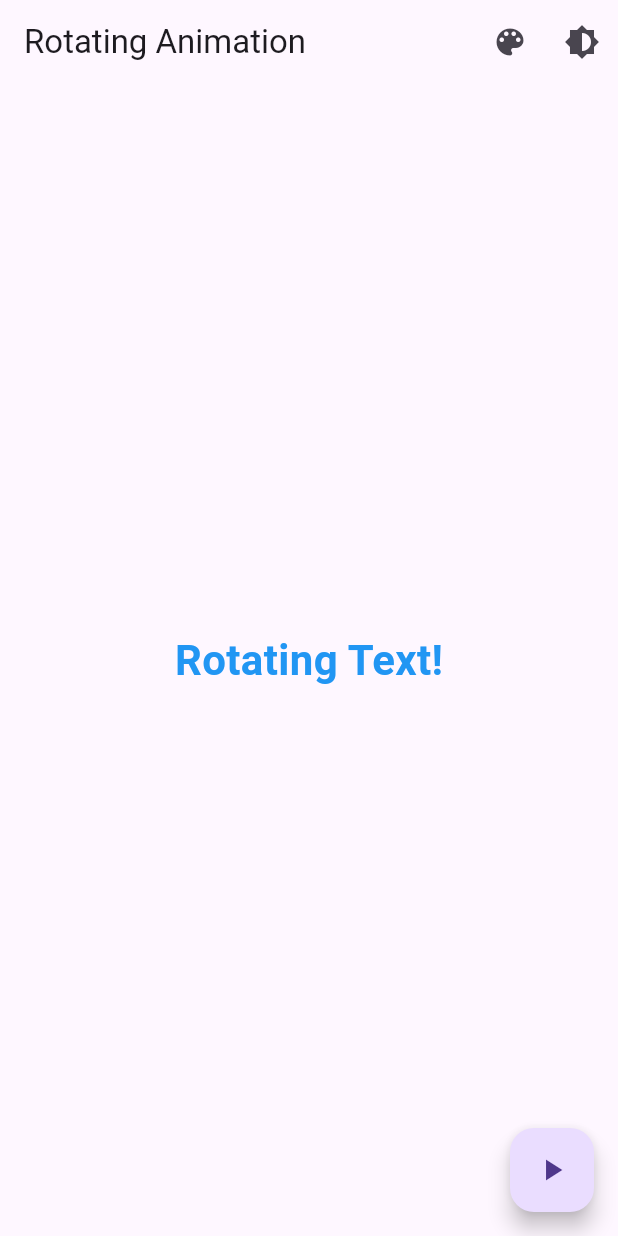
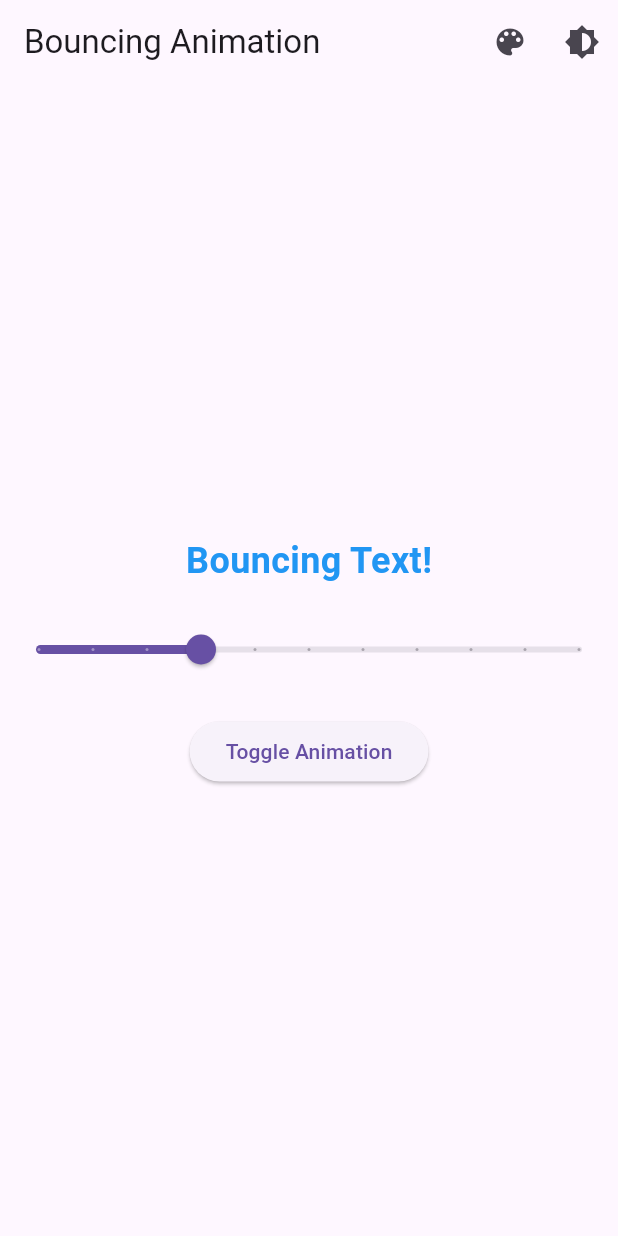
Before and after one commit to srikrishnakolli/fading-text-animation, a Flutter app: the screen it shows after launch, on a phone screen of 412 x 824 dp. Run offline on Flutter 3.47's test engine with Material 3 defaults, Android fonts, the light colour scheme and no system bars; our stand-ins replace flutter_colorpicker.

Commit message:
Added Bouncing effect based on size

```diff
--- a/lib/main.dart
+++ b/lib/main.dart
@@ -1,6 +1,5 @@
 import 'package:flutter/material.dart';
 import 'package:flutter_colorpicker/flutter_colorpicker.dart';
-import 'dart:math';
 
 void main() {
   runApp(MyApp());
@@ -24,24 +23,26 @@ class _MyAppState extends State<MyApp> {
   Widget build(BuildContext context) {
     return MaterialApp(
       theme: _isDarkMode ? ThemeData.dark() : ThemeData.light(),
-      home: FadingTextAnimation(toggleTheme: toggleTheme),
+      home: BouncingTextAnimation(toggleTheme: toggleTheme),
     );
   }
 }
 
-class FadingTextAnimation extends StatefulWidget {
+class BouncingTextAnimation extends StatefulWidget {
   final VoidCallback toggleTheme;
 
-  FadingTextAnimation({required this.toggleTheme});
+  BouncingTextAnimation({required this.toggleTheme});
 
   @override
-  _FadingTextAnimationState createState() => _FadingTextAnimationState();
+  _BouncingTextAnimationState createState() => _BouncingTextAnimationState();
 }
 
-class _FadingTextAnimationState extends State<FadingTextAnimation> with SingleTickerProviderStateMixin {
+class _BouncingTextAnimationState extends State<BouncingTextAnimation> with SingleTickerProviderStateMixin {
   bool _isVisible = true;
   Color _textColor = Colors.blue;
+  double _textSize = 24.0;
   late AnimationController _controller;
+  late Animation<double> _animation;
 
   @override
   void initState() {
@@ -49,21 +50,18 @@ class _FadingTextAnimationState extends State<FadingTextAnimation> with SingleTi
     _controller = AnimationController(
       duration: Duration(seconds: 1),
       vsync: this,
-    );
+    )..repeat(reverse: true);
+
+    _animation = Tween<double>(begin: 0, end: 15).animate(CurvedAnimation(
+      parent: _controller,
+      curve: Curves.bounceInOut,
+    ));
   }
 
   void toggleVisibility() {
     setState(() {
       _isVisible = !_isVisible;
-      _isVisible ? _controller.reverse() : _controller.forward();
     });
-
-    ScaffoldMessenger.of(context).showSnackBar(
-      SnackBar(
-        content: Text(_isVisible ? "Text is Visible" : "Text is Hidden"),
-        duration: Duration(seconds: 1),
-      ),
-    );
   }
 
   void pickColor() {
@@ -99,34 +97,52 @@ class _FadingTextAnimationState extends State<FadingTextAnimation> with SingleTi
   Widget build(BuildContext context) {
     return Scaffold(
       appBar: AppBar(
-        title: Text('Rotating Animation'),
+        title: Text('Bouncing Animation'),
         actions: [
-          IconButton(
-            icon: Icon(Icons.color_lens),
-            onPressed: pickColor,
-          ),
-          IconButton(
-            icon: Icon(Icons.brightness_6),
-            onPressed: widget.toggleTheme,
-          ),
+          IconButton(icon: Icon(Icons.color_lens), onPressed: pickColor),
+          IconButton(icon: Icon(Icons.brightness_6), onPressed: widget.toggleTheme),
         ],
       ),
       body: Center(
-        child: AnimatedOpacity(
-          opacity: _isVisible ? 1.0 : 0.0,
-          duration: Duration(seconds: 1),
-          child: RotationTransition(
-            turns: _controller.drive(Tween(begin: 0.0, end: 1.0)),
-            child: Text(
-              'Rotating Text!',
-              style: TextStyle(fontSize: 28, color: _textColor, fontWeight: FontWeight.bold),
+        child: Column(
+          mainAxisAlignment: MainAxisAlignment.center,
+          children: [
+            AnimatedOpacity(
+              opacity: _isVisible ? 1.0 : 0.0,
+              duration: Duration(seconds: 1),
+              child: AnimatedBuilder(
+                animation: _animation,
+                builder: (context, child) {
+                  return Transform.translate(
+                    offset: Offset(0, _animation.value),
+                    child: Text(
+                      'Bouncing Text!',
+                      style: TextStyle(fontSize: _textSize, color: _textColor, fontWeight: FontWeight.bold),
+                    ),
+                  );
+                },
+              ),
             ),
-          ),
+            SizedBox(height: 20),
+            Slider(
+              value: _textSize,
+              min: 16,
+              max: 48,
+              divisions: 10,
+              label: _textSize.round().toString(),
+              onChanged: (value) {
+                setState(() {
+                  _textSize = value;
+                });
+              },
+            ),
+            SizedBox(height: 20),
+            ElevatedButton(
+              onPressed: toggleVisibility,
+              child: Text("Toggle Animation"),
+            ),
+          ],
         ),
-      ),
-      floatingActionButton: FloatingActionButton(
-        onPressed: toggleVisibility,
-        child: Icon(Icons.play_arrow),
       ),
     );
   }
```
